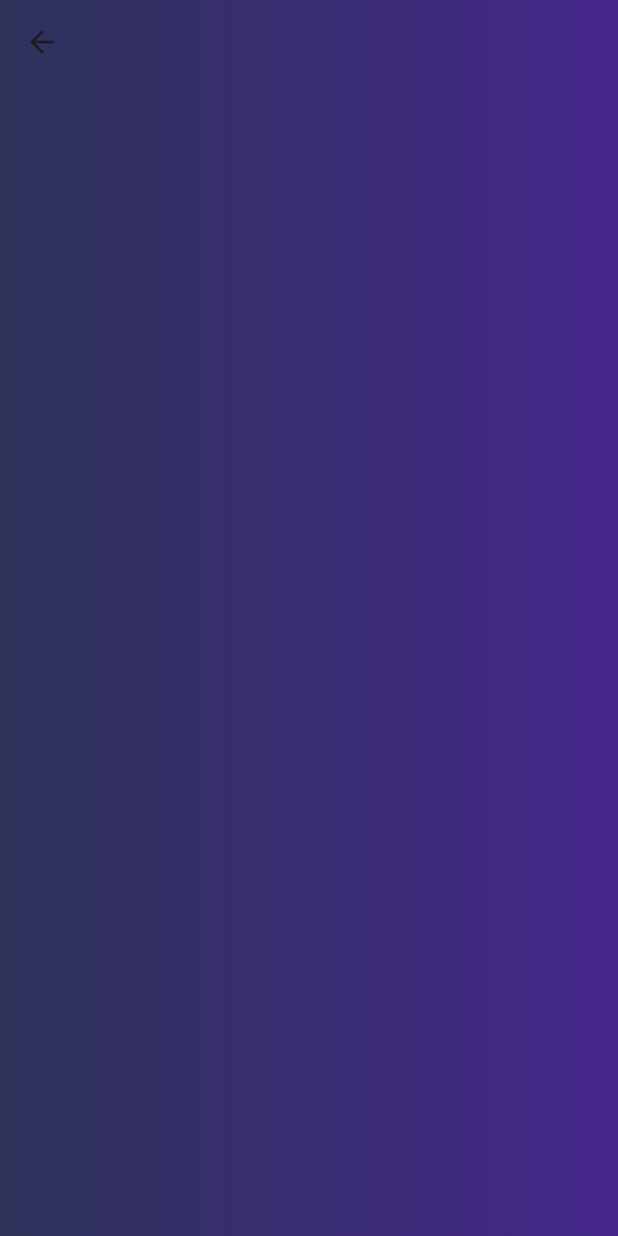
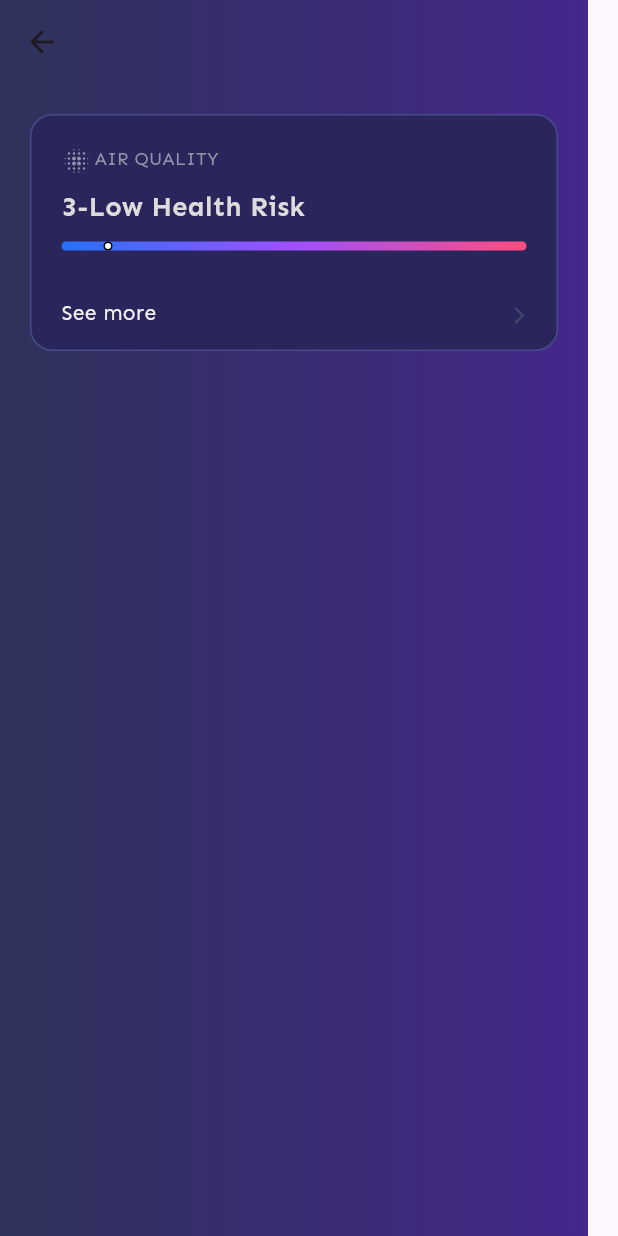
Before and after one commit to MachadoJorgeH/Estudos-Ui-Flutter, a Flutter app: the terceiraUI screen opened directly, on a phone screen of 412 x 824 dp. Run offline on Flutter 3.47's test engine with Material 3 defaults, Android fonts, the light colour scheme and no system bars; our stand-ins replace gap.

Commit message:
TerceiraUI - AIR QUALITY Container criado

```diff
--- a/lib/terceiraUI.dart
+++ b/lib/terceiraUI.dart
@@ -1,23 +1,159 @@
 import 'package:flutter/material.dart';
-
+import 'package:gap/gap.dart';
 
 class terceiraUI extends StatelessWidget {
   @override
   Widget build(BuildContext context) {
     return Scaffold(
       extendBodyBehindAppBar: true,
-      appBar: AppBar(
-        backgroundColor: Colors.transparent,
-        elevation: 0,
-
-      ),
-
+      appBar: AppBar(backgroundColor: Colors.transparent, elevation: 0),
       body: Container(
         decoration: const BoxDecoration(
-          gradient: LinearGradient(colors: [
-            Color.fromRGBO(46, 51, 90, 1),
-            Color.fromRGBO(69, 39, 139, 1),
-          ],)
+          gradient: LinearGradient(
+            colors: [
+              Color.fromRGBO(46, 51, 90, 1),
+              Color.fromRGBO(69, 39, 139, 1),
+            ],
+          ),
+        ),
+        child: Column(
+          children: [
+            SizedBox(
+              height: MediaQuery.of(context).padding.top + kToolbarHeight,
+            ),
+            Container(
+              width: 352,
+              height: 158,
+              margin: EdgeInsets.all(20),
+              decoration: BoxDecoration(
+                color: Color.fromRGBO(42, 37, 90, 1),
+                borderRadius: BorderRadius.circular(15),
+                border: Border.all(
+                  color:Color.fromRGBO(71, 75, 139, 1),
+                  width: 1,
+                ),
+              ),
+              child: Column(
+                children: [
+                  Padding(
+                    padding: EdgeInsets.only(left: 20, top: 20),
+                    child: Row(
+                      crossAxisAlignment: CrossAxisAlignment.start,
+                      children: [
+                        Icon(
+                          Icons.blur_on,
+                          color: Color.fromRGBO(147, 146, 169, 1),
+                          size: 20,
+                        ),
+                        Gap(2),
+                        Text(
+                          'AIR QUALITY',
+                          style: TextStyle(
+                            fontFamily: 'Sen',
+                            fontSize: 12,
+                            fontWeight: FontWeight.w400,
+                            color: Color.fromRGBO(147, 146, 169, 1),
+                          ),
+                        ),
+                      ],
+                    ),
+                  ),
+                  Gap(8),
+                  Padding(
+                    padding: EdgeInsets.only(left: 20),
+                    child: Row(
+                      crossAxisAlignment: CrossAxisAlignment.start,
+                      children: [
+                        Text(
+                          '3-Low Health Risk',
+                          style: TextStyle(
+                            fontFamily: 'Sen',
+                            fontSize: 18,
+                            fontWeight: FontWeight.w700,
+                            color: const Color.fromARGB(255, 221, 220, 220),
+                          ),
+                        ),
+                      ],
+                    ),
+                  ),
+                  Gap(10),
+                  Container(
+                    width: 310,
+                    height: 6,
+                    decoration: BoxDecoration(
+                      borderRadius: BorderRadius.circular(20),
+                      gradient: LinearGradient(
+                        colors: [
+                          Color(0xFF2672F7),
+                          Color(0xFF9F50FF),
+                          Color(0xFFFF4D7E),
+                        ],
+                      ),
+                    ),
+                    child: Stack(
+                      children: [
+                        FractionallySizedBox(
+                          //propriedade para alterar a distancia do marcador(aonde ele vai ficar na linha)
+                          widthFactor: 0.20,
+                          child: Align(
+                            alignment: Alignment.centerLeft,
+                            child: Container(
+                              height: 6,
+                              width: 310,
+                              decoration: BoxDecoration(
+                                color: Colors.white,
+                                shape: BoxShape.circle,
+                                border: Border.all(color: Colors.black),
+                              ),
+                            ),
+                          ),
+                        ),
+                      ],
+                    ),
+                  ),
+                  Gap(20),
+                  Container(
+                    width: 310,
+                    height: 1,
+                    decoration: BoxDecoration(
+                      color: const Color.fromRGBO(40, 36, 85, 1),
+                    ),
+                    child: Row(
+                      children: [
+                      ],
+                    ),
+                  ),
+                  Gap(10),
+                  Container(
+                    padding: EdgeInsets.only(left:20),
+                    child: Row(
+                    crossAxisAlignment: CrossAxisAlignment.start,
+                    mainAxisAlignment: MainAxisAlignment.spaceBetween,
+                      children: [
+                        Text('See more',
+                        style: TextStyle(
+                          fontFamily: 'Sen',
+                          fontSize: 14,
+                          fontWeight: FontWeight.w400,
+                          color: const Color.fromARGB(255, 241, 240, 240),
+                        ),
+                        ),
+                        Padding(
+                          padding: EdgeInsets.only(right:18,top:5),
+                          child: Icon(Icons.arrow_forward_ios_rounded,
+                          size: 14,
+                          color: const Color.fromARGB(98, 95, 134, 127).withOpacity(0.4),
+                          ),
+                        ),
+                      ],
+                    ),
+                  )
+                ],
+              ),
+            ),
+            Gap(5),
+
+          ],
         ),
       ),
     );
--- a/pubspec.yaml
+++ b/pubspec.yaml
@@ -69,6 +69,8 @@ flutter:
     - assets/images/All.png
     - assets/images/rosegarden.jpg
     - assets/images/graficoprint.png
+    - assets/images/superman.jpeg
+    - assets/images/lanternaverde.jpeg
   #   - images/a_dot_burr.jpeg
   #   - images/a_dot_ham.jpeg
 
```
